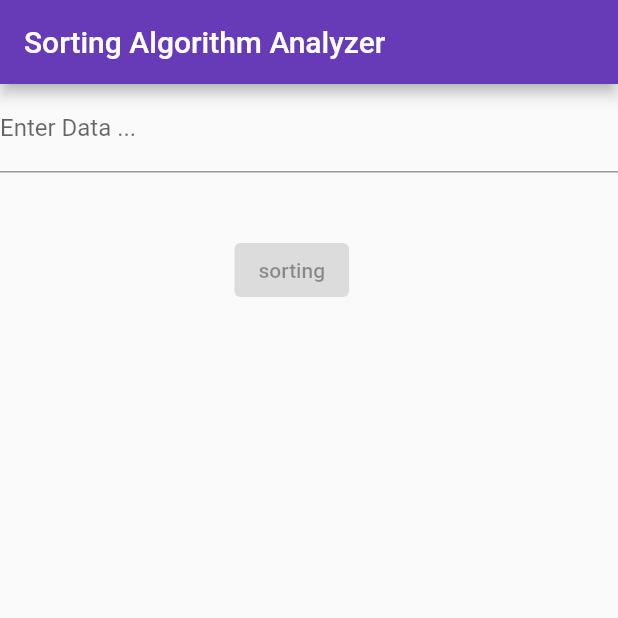
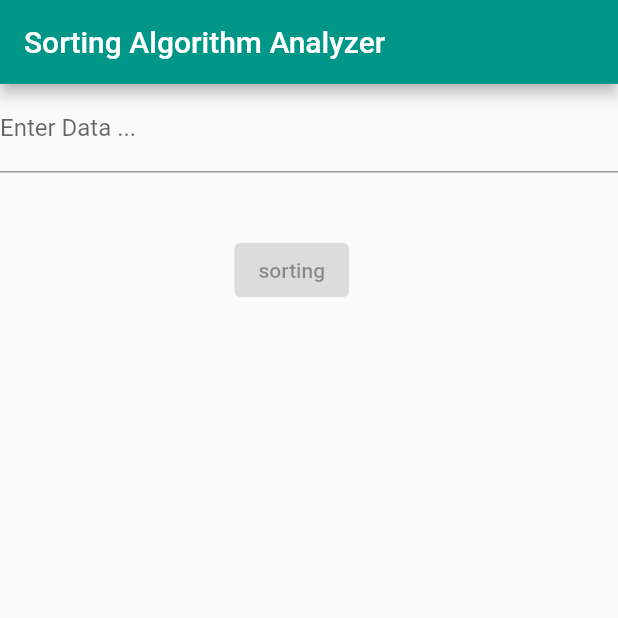
Before and after one commit to OmarHamdann/Flutter_Challenge, a Flutter app: the screen it shows after launch, on a phone screen of 412 x 824 dp, the top half of it. Run offline on Flutter 3.47's test engine with Material 2 defaults, Android fonts, the phone set to English and light mode, and no system bars.

Commit message:
new color

```diff
--- a/lib/main.dart
+++ b/lib/main.dart
@@ -15,9 +15,11 @@ class MyApp extends StatelessWidget {
       debugShowCheckedModeBanner: false,
       title: 'Sorting App',
       theme: ThemeData(
-        primarySwatch: Colors.deepPurple,
+        primarySwatch: Colors.teal,
       ),
+
       home: const Sort(),
     );
   }
+
 }
```
